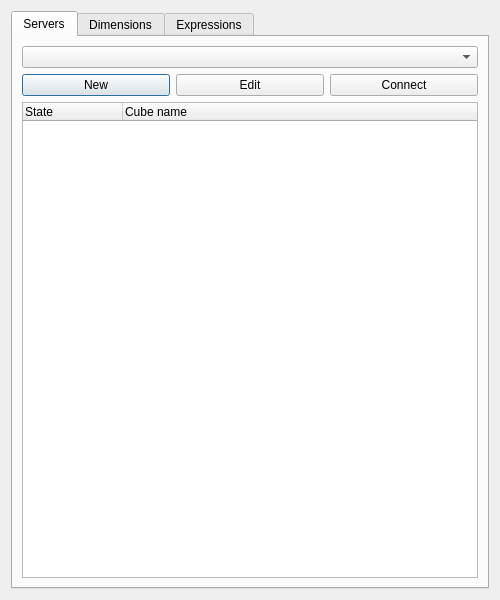
This is ui/sdmx_dialog_base.ui in lmorandini/SDMXPlugin as Qt 5 draws it before an edit. The edited form follows.
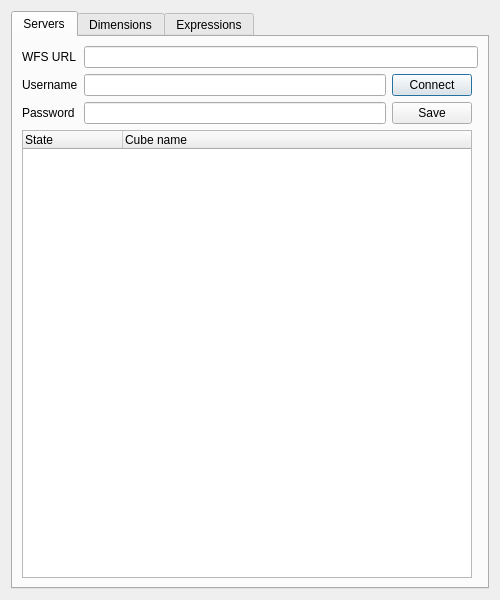
This is the edited form.

Commit message:
[AUR-4970] Development of a QGIS plugin to query            SDMX data cubes via WFS
- Added saving/loading of WFS connection parameters from/to the project
- Added WFS connection parameters field in the first tab of the dialog
- Added installation and use of the plugin in the README
- Refactored the code

The edit to the form file:
```diff
--- a/ui/sdmx_dialog_base.ui
+++ b/ui/sdmx_dialog_base.ui
@@ -33,20 +33,37 @@
               <string>Servers</string>
             </attribute>
             <layout class="QGridLayout" name="gridLayout">
-              <item row="0" column="0" colspan="3">
-                <widget class="QComboBox" name="cmbConnections" />
+              <item row="0" column="0">
+                <widget class="QLabel" name="label">
+                  <property name="text">
+                    <string>WFS URL</string>
+                  </property>
+                </widget>
+              </item>
+              <item row="0" column="1" colspan="3">
+                <widget class="QLineEdit" name="wfsUrlInput" />
               </item>
               <item row="1" column="0">
-                <widget class="QPushButton" name="btnNew">
+                <widget class="QLabel" name="usernameLabel">
                   <property name="text">
-                    <string>New</string>
+                    <string>Username</string>
                   </property>
                 </widget>
               </item>
               <item row="1" column="1">
-                <widget class="QPushButton" name="btnEdit">
+                <widget class="QLineEdit" name="usernameInput" />
+              </item>
+              <item row="2" column="0">
+                <widget class="QLabel" name="passwordLabel">
                   <property name="text">
-                    <string>Edit</string>
+                    <string>Password</string>
+                  </property>
+                </widget>
+              </item>
+              <item row="2" column="1">
+                <widget class="QLineEdit" name="passwordInput">
+                  <property name="echoMode">
+                    <enum>QLineEdit::Password</enum>
                   </property>
                 </widget>
               </item>
@@ -57,7 +74,14 @@
                   </property>
                 </widget>
               </item>
-              <item row="2" column="0" colspan="3">
+              <item row="2" column="2">
+                <widget class="QPushButton" name="btnSave">
+                  <property name="text">
+                    <string>Save</string>
+                  </property>
+                </widget>
+              </item>
+              <item row="4" column="0" colspan="3">
                 <widget class="QTreeWidget" name="treeCubes">
                   <property name="toolTip">
                     <string>Click to select the cube</string>
```
Left out of the diff: 15 changed lines with no effect on the pictures. The commit also changes 8 other files.
